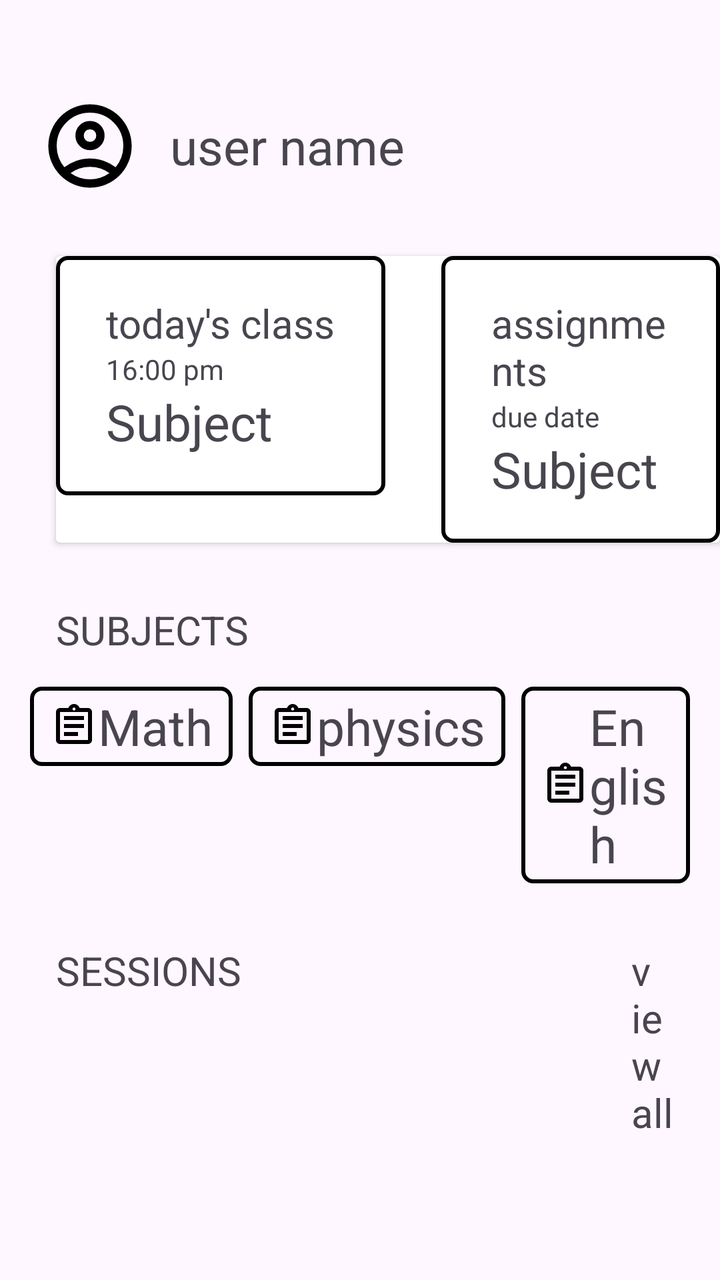
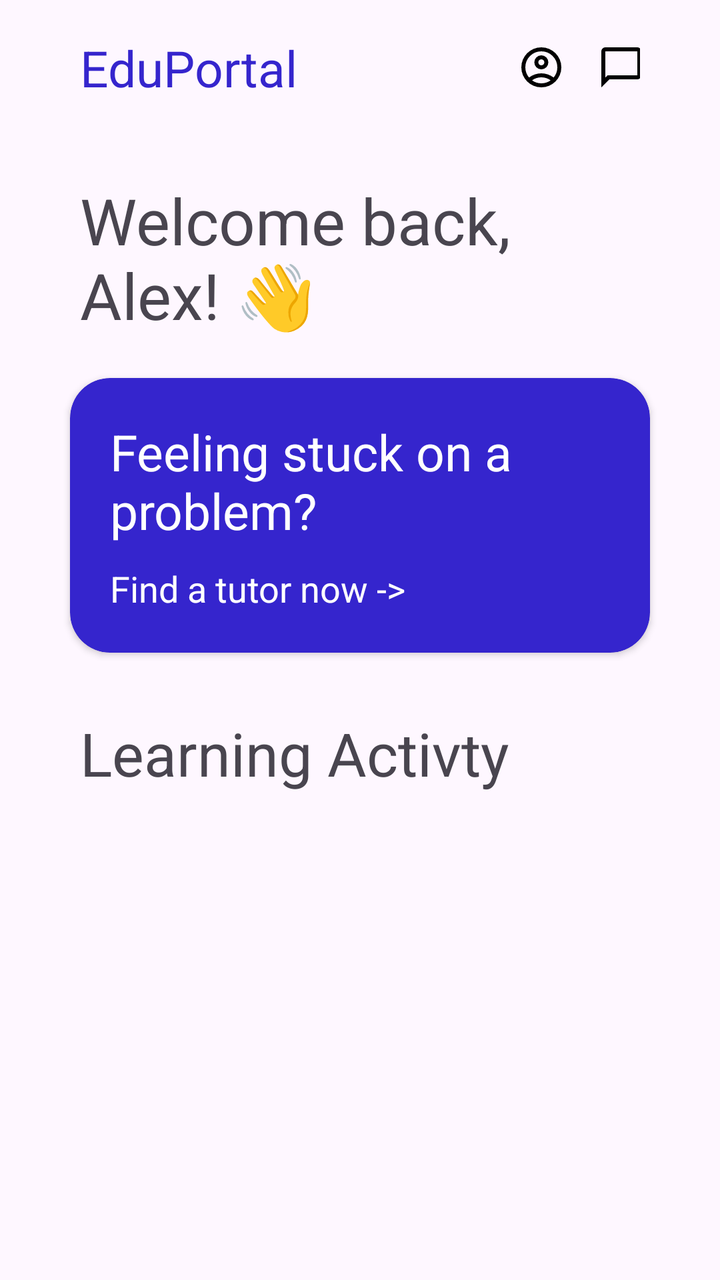

Two renders of the same Android screen: before a commit and after it. Below are the layout's source before the change and the commit's diff.
<!-- AndroidManifest.xml: application theme Theme.MyTutor -->
<!-- res/layout/fragment_home.xml -->
<?xml version="1.0" encoding="utf-8"?>
<ScrollView
    xmlns:android="http://schemas.android.com/apk/res/android"
    xmlns:tools="http://schemas.android.com/tools"
    android:layout_width="match_parent"
    android:layout_height="match_parent"
    tools:context=".HomeFragment">
    <LinearLayout
        android:layout_width="match_parent"
        android:layout_height="wrap_content"
        android:orientation="vertical">

        <LinearLayout
            android:layout_width="match_parent"
            android:layout_height="wrap_content"
            android:layout_marginTop="48dp"
            android:layout_marginHorizontal="20dp"
            android:orientation="horizontal">
            <ImageView
                android:layout_width="50dp"
                android:layout_height="50dp"
                android:background="@drawable/outline_account_circle_24"/>
            <TextView
                android:layout_width="wrap_content"
                android:layout_height="wrap_content"
                android:layout_marginStart="15dp"
                android:layout_gravity="center_vertical"
                android:text="user name"
                android:textSize="25sp"/>
            <ImageView
                android:layout_width="50dp"
                android:layout_height="50dp"
                android:background="@drawable/notification_6_svgrepo_com"
                android:layout_marginStart="135dp"/>
        </LinearLayout>

        <androidx.cardview.widget.CardView
            android:layout_width="wrap_content"
            android:layout_height="wrap_content"
            android:layout_marginStart="28dp"
            android:layout_marginTop="30dp">

            <LinearLayout
                android:layout_width="wrap_content"
                android:layout_height="wrap_content"
                android:orientation="horizontal">
                <LinearLayout
                    android:layout_width="match_parent"
                    android:layout_height="wrap_content"
                    android:orientation="vertical"
                    android:background="@drawable/boarders"
                    android:paddingHorizontal="25dp"
                    android:paddingVertical="20dp">
                    <TextView
                        android:layout_width="wrap_content"
                        android:layout_height="wrap_content"
                        android:layout_gravity="center_vertical"
                        android:text="today's class"
                        android:textSize="20sp"/>

                    <TextView
                        android:layout_width="wrap_content"
                        android:layout_height="wrap_content"
                        android:id="@+id/time"
                        android:text="16:00 pm"/>
                    <TextView
                        android:layout_width="wrap_content"
                        android:layout_height="wrap_content"
                        android:id="@+id/subject"
                        android:text="Subject"
                        android:textSize="25sp"/>
                </LinearLayout>
                <LinearLayout
                    android:layout_width="match_parent"
                    android:layout_height="wrap_content"
                    android:orientation="vertical"
                    android:layout_marginStart="28dp"
                    android:paddingHorizontal="25dp"
                    android:background="@drawable/boarders"
                    android:paddingVertical="20dp">
                    <TextView
                        android:layout_width="wrap_content"
                        android:layout_height="wrap_content"
                        android:layout_gravity="center_vertical"
                        android:text="assignments"
                        android:textSize="20sp"/>

                    <TextView
                        android:layout_width="wrap_content"
                        android:layout_height="wrap_content"
                        android:id="@+id/dueDate"
                        android:text="due date"/>
                    <TextView
                        android:layout_width="wrap_content"
                        android:layout_height="wrap_content"
                        android:id="@+id/subDue"
                        android:text="Subject"
                        android:textSize="25sp"/>
                </LinearLayout>
            </LinearLayout>
        </androidx.cardview.widget.CardView>

        <TextView
            android:layout_width="wrap_content"
            android:layout_height="wrap_content"
            android:layout_marginStart="28dp"
            android:layout_marginTop="30dp"
            android:text="SUBJECTS"
            android:textSize="20dp"/>

        <LinearLayout
            android:layout_width="match_parent"
            android:layout_height="wrap_content"
            android:layout_marginStart="15dp"
            android:layout_marginEnd="15dp"
            android:layout_marginTop="15dp"
            android:orientation="horizontal">

            <TextView
                android:layout_width="wrap_content"
                android:layout_height="wrap_content"
                android:text="Math"
                android:textSize="25sp"
                android:background="@drawable/boarders"
                android:paddingHorizontal="10dp"
                android:paddingVertical="3dp"
                android:drawableStart="@drawable/outline_assignment_24"/>

            <TextView
                android:layout_width="wrap_content"
                android:layout_height="wrap_content"
                android:text="physics"
                android:textSize="25sp"
                android:background="@drawable/boarders"
                android:paddingHorizontal="10dp"
                android:paddingVertical="3dp"
                android:layout_marginStart="8dp"
                android:drawableStart="@drawable/outline_assignment_24"/>
            <TextView
                android:layout_width="wrap_content"
                android:layout_height="wrap_content"
                android:text="English"
                android:textSize="25sp"
                android:background="@drawable/boarders"
                android:paddingHorizontal="10dp"
                android:paddingVertical="3dp"
                android:layout_marginStart="8dp"
                android:drawableStart="@drawable/outline_assignment_24"/>

        </LinearLayout>

        <LinearLayout
            android:layout_width="match_parent"
            android:layout_height="wrap_content"
            android:layout_marginStart="28dp"
            android:layout_marginEnd="22dp"
            android:layout_marginTop="30dp"
            android:orientation="horizontal">
            <TextView
                android:layout_width="wrap_content"
                android:layout_height="wrap_content"
                android:text="Sessions"
                android:textAllCaps="true"
                android:textSize="20dp"/>

            <TextView
                android:layout_width="wrap_content"
                android:layout_height="wrap_content"
                android:text="view all"
                android:textSize="20dp"
                android:layout_gravity="right"
                android:layout_marginStart="195dp"/>
        </LinearLayout>




        <ListView
            android:layout_width="match_parent"
            android:layout_height="wrap_content"
            android:id="@+id/timeTable"
            android:layout_marginStart="28dp"
            android:layout_marginEnd="22dp"
            android:layout_marginTop="30dp"/>




    </LinearLayout>
</ScrollView>
<!-- resources referenced by this layout -->
<resources>
  <!-- drawable boarders (drawable) -->
  <?xml version="1.0" encoding="utf-8"?>
  <shape xmlns:android="http://schemas.android.com/apk/res/android"
      android:shape="rectangle">
  
      <solid android:color="@android:color/transparent" />
  
      <stroke
          android:width="2dp"
          android:color="@color/black" />
  
      
      <corners android:radius="5dp" />
  
  </shape>
  <!-- drawable notification_6_svgrepo_com: vector/xml drawable (drawable, 3341 chars, omitted) -->
  <!-- drawable outline_account_circle_24 (drawable) -->
  <vector xmlns:android="http://schemas.android.com/apk/res/android" android:height="24dp" android:tint="#000000" android:viewportHeight="960" android:viewportWidth="960" android:width="24dp">
        
      <path android:fillColor="@android:color/white" android:pathData="M234,684Q285,645 348,622.5Q411,600 480,600Q549,600 612,622.5Q675,645 726,684Q761,643 780.5,591Q800,539 800,480Q800,347 706.5,253.5Q613,160 480,160Q347,160 253.5,253.5Q160,347 160,480Q160,539 179.5,591Q199,643 234,684ZM380.5,479.5Q340,439 340,380Q340,321 380.5,280.5Q421,240 480,240Q539,240 579.5,280.5Q620,321 620,380Q620,439 579.5,479.5Q539,520 480,520Q421,520 380.5,479.5ZM480,880Q397,880 324,848.5Q251,817 197,763Q143,709 111.5,636Q80,563 80,480Q80,397 111.5,324Q143,251 197,197Q251,143 324,111.5Q397,80 480,80Q563,80 636,111.5Q709,143 763,197Q817,251 848.5,324Q880,397 880,480Q880,563 848.5,636Q817,709 763,763Q709,817 636,848.5Q563,880 480,880ZM580,784.5Q627,769 666,740Q627,711 580,695.5Q533,680 480,680Q427,680 380,695.5Q333,711 294,740Q333,769 380,784.5Q427,800 480,800Q533,800 580,784.5ZM523,423Q540,406 540,380Q540,354 523,337Q506,320 480,320Q454,320 437,337Q420,354 420,380Q420,406 437,423Q454,440 480,440Q506,440 523,423ZM480,380Q480,380 480,380Q480,380 480,380Q480,380 480,380Q480,380 480,380Q480,380 480,380Q480,380 480,380Q480,380 480,380Q480,380 480,380ZM480,740Q480,740 480,740Q480,740 480,740Q480,740 480,740Q480,740 480,740Q480,740 480,740Q480,740 480,740Q480,740 480,740Q480,740 480,740Z"/>
      
  </vector>
  <!-- drawable outline_assignment_24 (drawable) -->
  <vector xmlns:android="http://schemas.android.com/apk/res/android" android:autoMirrored="true" android:height="24dp" android:tint="#000000" android:viewportHeight="24" android:viewportWidth="24" android:width="24dp">
        
      <path android:fillColor="@android:color/white" android:pathData="M7,15h7v2L7,17zM7,11h10v2L7,13zM7,7h10v2L7,9zM19,3h-4.18C14.4,1.84 13.3,1 12,1c-1.3,0 -2.4,0.84 -2.82,2L5,3c-0.14,0 -0.27,0.01 -0.4,0.04 -0.39,0.08 -0.74,0.28 -1.01,0.55 -0.18,0.18 -0.33,0.4 -0.43,0.64 -0.1,0.23 -0.16,0.49 -0.16,0.77v14c0,0.27 0.06,0.54 0.16,0.78s0.25,0.45 0.43,0.64c0.27,0.27 0.62,0.47 1.01,0.55 0.13,0.02 0.26,0.03 0.4,0.03h14c1.1,0 2,-0.9 2,-2L21,5c0,-1.1 -0.9,-2 -2,-2zM12,2.75c0.41,0 0.75,0.34 0.75,0.75s-0.34,0.75 -0.75,0.75 -0.75,-0.34 -0.75,-0.75 0.34,-0.75 0.75,-0.75zM19,19L5,19L5,5h14v14z"/>
      
  </vector>
  <style name="Theme.MyTutor" parent="Base.Theme.MyTutor" />
  <color name="black">#FF000000</color>
  <style name="Base.Theme.MyTutor" parent="Theme.Material3.DayNight.NoActionBar">
          
          
      </style>
</resources>

<!-- the commit's change to res/layout/fragment_home.xml (unified diff, before → after) -->
@@ -1,190 +1,105 @@
 <?xml version="1.0" encoding="utf-8"?>
-<ScrollView
-    xmlns:android="http://schemas.android.com/apk/res/android"
+<ScrollView xmlns:android="http://schemas.android.com/apk/res/android"
     xmlns:tools="http://schemas.android.com/tools"
     android:layout_width="match_parent"
     android:layout_height="match_parent"
+    xmlns:app="http://schemas.android.com/apk/res-auto"
     tools:context=".HomeFragment">
+
     <LinearLayout
         android:layout_width="match_parent"
-        android:layout_height="wrap_content"
+        android:layout_height="match_parent"
         android:orientation="vertical">
-
         <LinearLayout
             android:layout_width="match_parent"
             android:layout_height="wrap_content"
-            android:layout_marginTop="48dp"
-            android:layout_marginHorizontal="20dp"
+            android:layout_marginTop="17dp"
+            android:layout_marginHorizontal="40dp"
             android:orientation="horizontal">
-            <ImageView
-                android:layout_width="50dp"
-                android:layout_height="50dp"
-                android:background="@drawable/outline_account_circle_24"/>
             <TextView
                 android:layout_width="wrap_content"
                 android:layout_height="wrap_content"
-                android:layout_marginStart="15dp"
-                android:layout_gravity="center_vertical"
-                android:text="user name"
+                android:textColor="@color/btn"
+                android:text="EduPortal"
                 android:textSize="25sp"/>
-            <ImageView
-                android:layout_width="50dp"
-                android:layout_height="50dp"
-                android:background="@drawable/notification_6_svgrepo_com"
-                android:layout_marginStart="135dp"/>
-        </LinearLayout>
 
-        <androidx.cardview.widget.CardView
-            android:layout_width="wrap_content"
-            android:layout_height="wrap_content"
-            android:layout_marginStart="28dp"
-            android:layout_marginTop="30dp">
-
-            <LinearLayout
+            <TextView
                 android:layout_width="wrap_content"
                 android:layout_height="wrap_content"
-                android:orientation="horizontal">
-                <LinearLayout
-                    android:layout_width="match_parent"
-                    android:layout_height="wrap_content"
-                    android:orientation="vertical"
-                    android:background="@drawable/boarders"
-                    android:paddingHorizontal="25dp"
-                    android:paddingVertical="20dp">
-                    <TextView
-                        android:layout_width="wrap_content"
-                        android:layout_height="wrap_content"
-                        android:layout_gravity="center_vertical"
-                        android:text="today's class"
-                        android:textSize="20sp"/>
+                android:textSize="25sp"
+                android:layout_marginStart="110dp"
+                android:drawableLeft="@drawable/outline_account_circle_24"/>
+            <TextView
+                android:layout_width="wrap_content"
+                android:layout_height="wrap_content"
+                android:textSize="25sp"
+                android:layout_marginStart="16dp"
+                android:drawableLeft="@drawable/outline_chat_bubble_24"/>
+            <TextView
+                android:layout_width="wrap_content"
+                android:layout_height="wrap_content"
+                android:textSize="25sp"
+                android:layout_marginStart="16dp"
+                android:drawableLeft="@drawable/outline_account_circle_24"/>
 
-                    <TextView
-                        android:layout_width="wrap_content"
-                        android:layout_height="wrap_content"
-                        android:id="@+id/time"
-                        android:text="16:00 pm"/>
-                    <TextView
-                        android:layout_width="wrap_content"
-                        android:layout_height="wrap_content"
-                        android:id="@+id/subject"
-                        android:text="Subject"
-                        android:textSize="25sp"/>
-                </LinearLayout>
-                <LinearLayout
-                    android:layout_width="match_parent"
-                    android:layout_height="wrap_content"
-                    android:orientation="vertical"
-                    android:layout_marginStart="28dp"
-                    android:paddingHorizontal="25dp"
-                    android:background="@drawable/boarders"
-                    android:paddingVertical="20dp">
-                    <TextView
-                        android:layout_width="wrap_content"
-                        android:layout_height="wrap_content"
-                        android:layout_gravity="center_vertical"
-                        android:text="assignments"
-                        android:textSize="20sp"/>
-
-                    <TextView
-                        android:layout_width="wrap_content"
-                        android:layout_height="wrap_content"
-                        android:id="@+id/dueDate"
-                        android:text="due date"/>
-                    <TextView
-                        android:layout_width="wrap_content"
-                        android:layout_height="wrap_content"
-                        android:id="@+id/subDue"
-                        android:text="Subject"
-                        android:textSize="25sp"/>
-                </LinearLayout>
-            </LinearLayout>
-        </androidx.cardview.widget.CardView>
+        </LinearLayout>
 
         <TextView
             android:layout_width="wrap_content"
             android:layout_height="wrap_content"
-            android:layout_marginStart="28dp"
-            android:layout_marginTop="30dp"
-            android:text="SUBJECTS"
-            android:textSize="20dp"/>
+            android:textSize="32sp"
+            android:layout_marginTop="38dp"
+            android:layout_marginStart="40dp"
+            android:text="Welcome back,\nAlex! 👋"/>
 
-        <LinearLayout
+        <androidx.cardview.widget.CardView
             android:layout_width="match_parent"
             android:layout_height="wrap_content"
-            android:layout_marginStart="15dp"
-            android:layout_marginEnd="15dp"
-            android:layout_marginTop="15dp"
-            android:orientation="horizontal">
+            app:cardCornerRadius="20dp"
+            android:layout_marginTop="20dp"
+            android:backgroundTint="@color/btn"
+            android:layout_marginHorizontal="35dp">
 
-            <TextView
-                android:layout_width="wrap_content"
-                android:layout_height="wrap_content"
-                android:text="Math"
-                android:textSize="25sp"
-                android:background="@drawable/boarders"
-                android:paddingHorizontal="10dp"
-                android:paddingVertical="3dp"
-                android:drawableStart="@drawable/outline_assignment_24"/>
+            <LinearLayout
+                android:layout_width="match_parent"
+                android:layout_height="match_parent"
+                android:paddingHorizontal="20dp"
+                android:paddingVertical="20dp"
+                android:orientation="vertical">
+                <TextView
+                    android:layout_width="wrap_content"
+                    android:layout_height="wrap_content"
+                    android:text="Feeling stuck on a problem?"
+                    android:textColor="@color/white"
+                    android:textSize="25sp"/>
 
-            <TextView
-                android:layout_width="wrap_content"
-                android:layout_height="wrap_content"
-                android:text="physics"
-                android:textSize="25sp"
-                android:background="@drawable/boarders"
-                android:paddingHorizontal="10dp"
-                android:paddingVertical="3dp"
-                android:layout_marginStart="8dp"
-                android:drawableStart="@drawable/outline_assignment_24"/>
-            <TextView
-                android:layout_width="wrap_content"
-                android:layout_height="wrap_content"
-                android:text="English"
-                android:textSize="25sp"
-                android:background="@drawable/boarders"
-                android:paddingHorizontal="10dp"
-                android:paddingVertical="3dp"
-                android:layout_marginStart="8dp"
-                android:drawableStart="@drawable/outline_assignment_24"/>
+                <TextView
+                    android:layout_width="wrap_content"
+                    android:layout_height="wrap_content"
+                    android:textColor="@color/white"
+                    android:layout_marginTop="10dp"
+                    android:text="Find a tutor now ->"
+                    android:textSize="18sp"/>
+            </LinearLayout>
 
-        </LinearLayout>
+        </androidx.cardview.widget.CardView>
 
-        <LinearLayout
-            android:layout_width="match_parent"
-            android:layout_height="wrap_content"
-            android:layout_marginStart="28dp"
-            android:layout_marginEnd="22dp"
-            android:layout_marginTop="30dp"
-            android:orientation="horizontal">
-            <TextView
-                android:layout_width="wrap_content"
-                android:layout_height="wrap_content"
-                android:text="Sessions"
-                android:textAllCaps="true"
-                android:textSize="20dp"/>
-
-            <TextView
-                android:layout_width="wrap_content"
-                android:layout_height="wrap_content"
-                android:text="view all"
-                android:textSize="20dp"
-                android:layout_gravity="right"
-                android:layout_marginStart="195dp"/>
-        </LinearLayout>
-
-
-
+   <TextView
+       android:layout_width="wrap_content"
+       android:layout_height="wrap_content"
+       android:text="Learning Activty"
+       android:textSize="30sp"
+       android:layout_marginTop="30dp"
+       android:layout_marginStart="40dp"/>
 
         <ListView
             android:layout_width="match_parent"
             android:layout_height="wrap_content"
-            android:id="@+id/timeTable"
-            android:layout_marginStart="28dp"
-            android:layout_marginEnd="22dp"
-            android:layout_marginTop="30dp"/>
+            android:layout_marginHorizontal="40dp"
+            android:layout_gravity="center"/>
+
+    </LinearLayout>
 
 
 
-
-    </LinearLayout>
 </ScrollView>
<!-- resource entries referenced after the edit -->
@@ -1,35 +1,20 @@
 <!-- resources referenced by this layout -->
 <resources>
-  <!-- drawable boarders (drawable) -->
-  <?xml version="1.0" encoding="utf-8"?>
-  <shape xmlns:android="http://schemas.android.com/apk/res/android"
-      android:shape="rectangle">
-  
-      <solid android:color="@android:color/transparent" />
-  
-      <stroke
-          android:width="2dp"
-          android:color="@color/black" />
-  
-      
-      <corners android:radius="5dp" />
-  
-  </shape>
-  <!-- drawable notification_6_svgrepo_com: vector/xml drawable (drawable, 3341 chars, omitted) -->
+  <color name="btn">#3525CD</color>
+  <color name="white">#FFFFFFFF</color>
   <!-- drawable outline_account_circle_24 (drawable) -->
   <vector xmlns:android="http://schemas.android.com/apk/res/android" android:height="24dp" android:tint="#000000" android:viewportHeight="960" android:viewportWidth="960" android:width="24dp">
         
       <path android:fillColor="@android:color/white" android:pathData="M234,684Q285,645 348,622.5Q411,600 480,600Q549,600 612,622.5Q675,645 726,684Q761,643 780.5,591Q800,539 800,480Q800,347 706.5,253.5Q613,160 480,160Q347,160 253.5,253.5Q160,347 160,480Q160,539 179.5,591Q199,643 234,684ZM380.5,479.5Q340,439 340,380Q340,321 380.5,280.5Q421,240 480,240Q539,240 579.5,280.5Q620,321 620,380Q620,439 579.5,479.5Q539,520 480,520Q421,520 380.5,479.5ZM480,880Q397,880 324,848.5Q251,817 197,763Q143,709 111.5,636Q80,563 80,480Q80,397 111.5,324Q143,251 197,197Q251,143 324,111.5Q397,80 480,80Q563,80 636,111.5Q709,143 763,197Q817,251 848.5,324Q880,397 880,480Q880,563 848.5,636Q817,709 763,763Q709,817 636,848.5Q563,880 480,880ZM580,784.5Q627,769 666,740Q627,711 580,695.5Q533,680 480,680Q427,680 380,695.5Q333,711 294,740Q333,769 380,784.5Q427,800 480,800Q533,800 580,784.5ZM523,423Q540,406 540,380Q540,354 523,337Q506,320 480,320Q454,320 437,337Q420,354 420,380Q420,406 437,423Q454,440 480,440Q506,440 523,423ZM480,380Q480,380 480,380Q480,380 480,380Q480,380 480,380Q480,380 480,380Q480,380 480,380Q480,380 480,380Q480,380 480,380Q480,380 480,380ZM480,740Q480,740 480,740Q480,740 480,740Q480,740 480,740Q480,740 480,740Q480,740 480,740Q480,740 480,740Q480,740 480,740Q480,740 480,740Z"/>
       
   </vector>
-  <!-- drawable outline_assignment_24 (drawable) -->
-  <vector xmlns:android="http://schemas.android.com/apk/res/android" android:autoMirrored="true" android:height="24dp" android:tint="#000000" android:viewportHeight="24" android:viewportWidth="24" android:width="24dp">
+  <!-- drawable outline_chat_bubble_24 (drawable) -->
+  <vector xmlns:android="http://schemas.android.com/apk/res/android" android:height="24dp" android:tint="#000000" android:viewportHeight="960" android:viewportWidth="960" android:width="24dp">
         
-      <path android:fillColor="@android:color/white" android:pathData="M7,15h7v2L7,17zM7,11h10v2L7,13zM7,7h10v2L7,9zM19,3h-4.18C14.4,1.84 13.3,1 12,1c-1.3,0 -2.4,0.84 -2.82,2L5,3c-0.14,0 -0.27,0.01 -0.4,0.04 -0.39,0.08 -0.74,0.28 -1.01,0.55 -0.18,0.18 -0.33,0.4 -0.43,0.64 -0.1,0.23 -0.16,0.49 -0.16,0.77v14c0,0.27 0.06,0.54 0.16,0.78s0.25,0.45 0.43,0.64c0.27,0.27 0.62,0.47 1.01,0.55 0.13,0.02 0.26,0.03 0.4,0.03h14c1.1,0 2,-0.9 2,-2L21,5c0,-1.1 -0.9,-2 -2,-2zM12,2.75c0.41,0 0.75,0.34 0.75,0.75s-0.34,0.75 -0.75,0.75 -0.75,-0.34 -0.75,-0.75 0.34,-0.75 0.75,-0.75zM19,19L5,19L5,5h14v14z"/>
+      <path android:fillColor="@android:color/white" android:pathData="M80,880L80,160Q80,127 103.5,103.5Q127,80 160,80L800,80Q833,80 856.5,103.5Q880,127 880,160L880,640Q880,673 856.5,696.5Q833,720 800,720L240,720L80,880ZM206,640L800,640Q800,640 800,640Q800,640 800,640L800,160Q800,160 800,160Q800,160 800,160L160,160Q160,160 160,160Q160,160 160,160L160,685L206,640ZM160,640L160,640L160,160Q160,160 160,160Q160,160 160,160L160,160Q160,160 160,160Q160,160 160,160L160,640Q160,640 160,640Q160,640 160,640Z"/>
       
   </vector>
   <style name="Theme.MyTutor" parent="Base.Theme.MyTutor" />
-  <color name="black">#FF000000</color>
   <style name="Base.Theme.MyTutor" parent="Theme.Material3.DayNight.NoActionBar">
           
           
